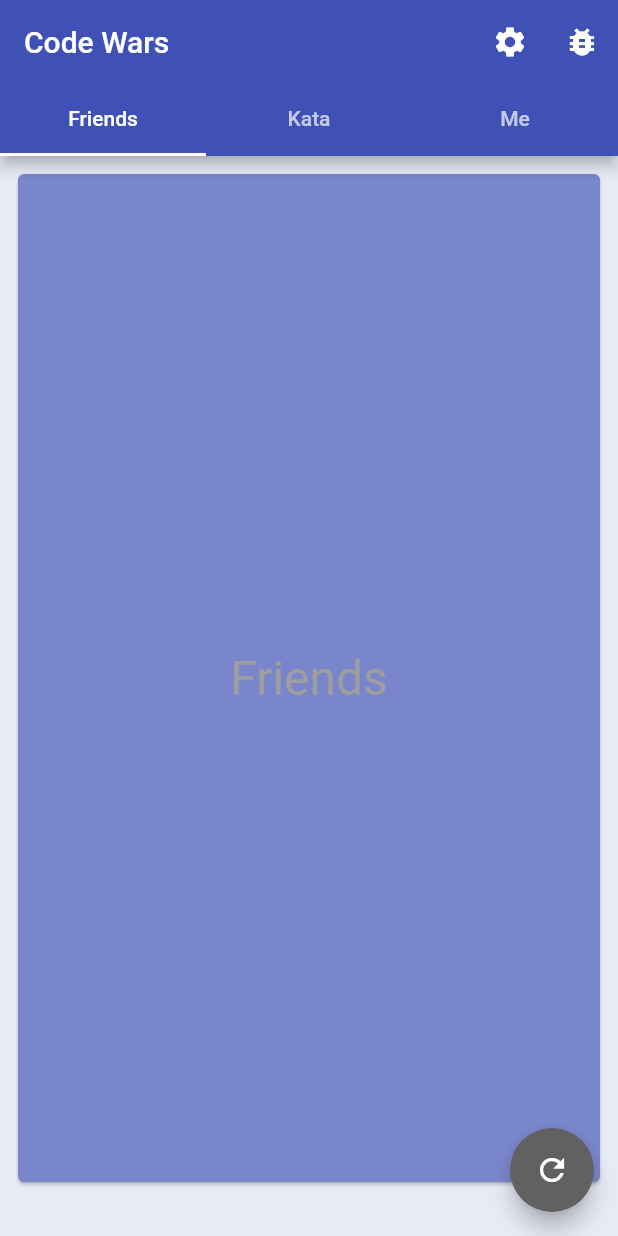
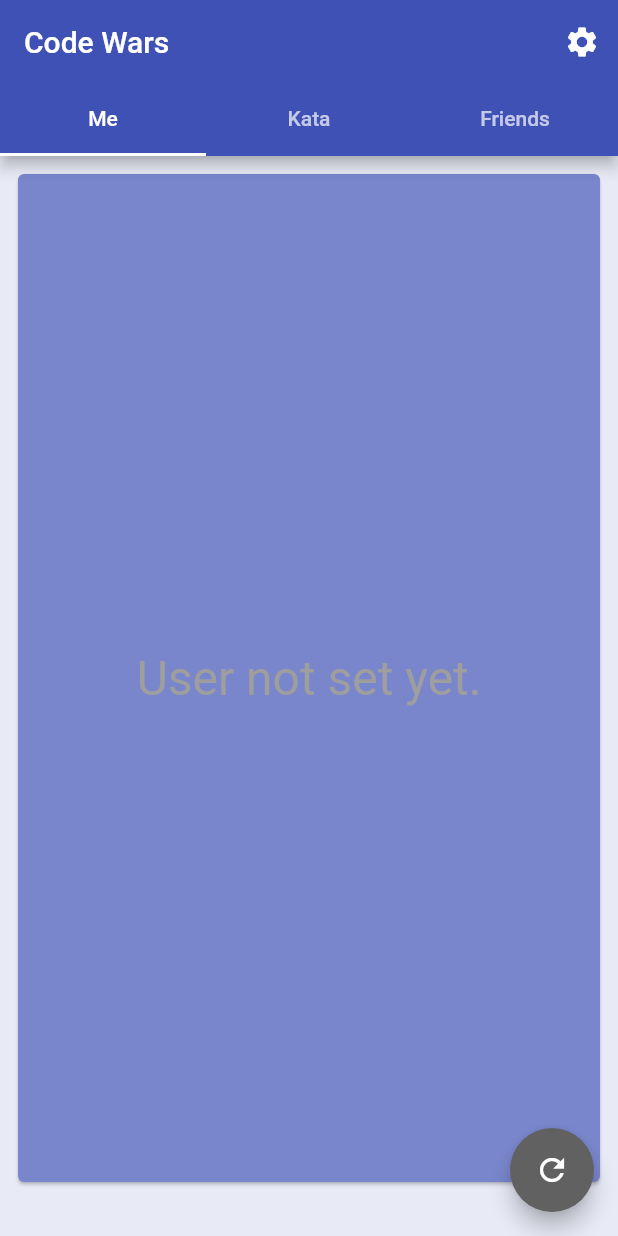
Before and after one commit to ice1000/code_wars_android, a Flutter app: the screen it shows after launch, on a phone screen of 412 x 824 dp. Run offline on Flutter 3.47's test engine with Material 2 defaults, Android fonts, the phone set to English and light mode, and no system bars; our stand-ins replace shared_preferences.

```diff
--- a/lib/view/main.dart
+++ b/lib/view/main.dart
@@ -148,7 +148,7 @@ class _MainActivity extends State<_MainView>
         }
       },
       information: "Refresh",);
-    _allPages = <_Page>[_friends, _kata, _me];
+    _allPages = <_Page>[_me, _kata, _friends];
     _tabController = new TabController(vsync: this, length: _allPages.length);
     _tabController.addListener(_handleTabSelection);
     _selectedPage = _me;
@@ -343,8 +343,7 @@ class _MainActivity extends State<_MainView>
             primary: false,
             padding: new EdgeInsets.symmetric(vertical: 8.0),
             children: new List.generate(_user.totalCompleted ~/ 200 + 1, (page) =>
-            new ListTile(
-                onTap: () {
+            new ListTile(onTap: () {
               if (null != _user) {
                 showDialog(context: context, child: new RefreshProgressDialog(
                     CodeWarsColors.main.shade100, width: 100, height: 100),
@@ -357,8 +356,7 @@ class _MainActivity extends State<_MainView>
                   ..timeout(new Duration(seconds: 10))
                   ..catchError(() => setState(() => _pop()));
               }
-                },
-                title: new Text("Completed ${page * 200 + 1} ~ ${(page + 1) * 200}"))),
+            }, title: new Text("Completed ${page * 200 + 1} ~ ${(page + 1) * 200}"))),
             shrinkWrap: true,
           ));
     }
@@ -372,7 +370,6 @@ class _MainActivity extends State<_MainView>
                 onPressed: () =>
                     Navigator.of(context).push(new SettingsActivity(_user)).then((_) =>
                         setState(_changeTheBossOfThisGym))),
-            _debugDataSourceButton(),
           ],
           bottom: new TabBar(
             controller: _tabController,
@@ -388,12 +385,4 @@ class _MainActivity extends State<_MainView>
           controller: _tabController,
           children: _allPages.map(buildTabView).toList()),);
   }
-
-  _debugDataSourceButton() =>
-      new IconButton(
-          icon: new Icon(Icons.bug_report),
-          onPressed: () =>
-              setState(() =>
-                  _performChangeUser(
-                      """{"username":"ice1000","name":"千里冰封","honor":1658,"clan":"Gensokyo","leaderboardPosition":1794,"skills":["haskell","cross dress","sell moe","kotlin"],"ranks":{"overall":{"rank":-3,"name":"3 kyu","color":"blue","score":3077},"languages":{"java":{"rank":-8,"name":"8 kyu","color":"white","score":2},"dart":{"rank":-8,"name":"8 kyu","color":"white","score":5},"haskell":{"rank":-3,"name":"3 kyu","color":"blue","score":3072}}},"codeChallenges":{"totalAuthored":1,"totalCompleted":114}}""")));
 }
```
Lines whose indentation alone changed are shown as unchanged.
